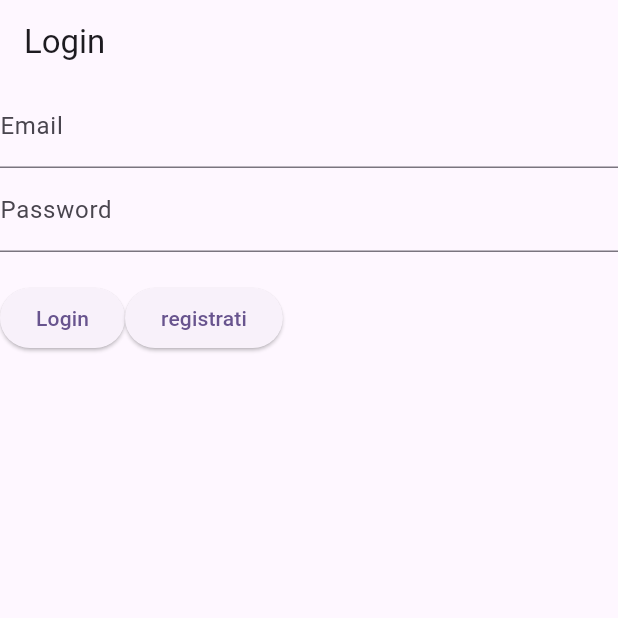
After one commit to MattiaFlamigni/delta_explorer, a Flutter app: the screen it shows after launch, after a tap on "Login", on a phone screen of 412 x 824 dp, the top half of it. The commit adds this screen. Run offline on Flutter 3.47's test engine with Material 3 defaults, Android fonts, the phone set to English and light mode, and no system bars; our stand-ins replace camera, cloud_firestore, firebase_core, flutter_compass, flutter_dotenv, font_awesome_flutter and 4 more; missing offline and left inert: flutter_osm_plugin, weatherapi; accounts and stored records are empty; network calls fail.

Commit message:
Login user implemented

```diff
--- /dev/null
+++ b/lib/login/login.dart
@@ -0,0 +1,55 @@
+import 'package:delta_explorer/login/loginController.dart';
+import 'package:flutter/material.dart';
+
+class LoginForm extends StatefulWidget {
+  const LoginForm({super.key});
+
+  @override
+  State<LoginForm> createState() => _LoginFormState();
+}
+
+class _LoginFormState extends State<LoginForm> {
+  final TextEditingController _emailController = TextEditingController();
+  final TextEditingController _passwordController = TextEditingController();
+  LoginController controller = LoginController();
+
+  bool _loading = false;
+
+  @override
+  Widget build(BuildContext context) {
+    return Scaffold(
+      appBar: AppBar(title: Text("Login")),
+      body: Column(
+        children: [
+          TextField(
+            controller: _emailController,
+            decoration: InputDecoration(labelText: 'Email'),
+          ),
+          TextField(
+            controller: _passwordController,
+            obscureText: true,
+            decoration: InputDecoration(labelText: 'Password'),
+          ),
+          SizedBox(height: 20),
+          Row(
+            children: [
+              _loading
+                  ? CircularProgressIndicator()
+                  : ElevatedButton(
+                onPressed: () async {
+                  var res = await controller.signInWithEmail(
+                    _emailController.text,
+                    _passwordController.text,
+                  ); //TODO: NAVIGARE ALLA SCHERMATA PROFILO
+                },
+                child: Text('Login'),
+              ),
+              ElevatedButton(onPressed: (){}, child: Text("registrati")) //TODO: NAVIGARE ALLA SCHERMATA REGISTRATI
+            ],
+          )
+
+        ],
+      ),
+    );
+  }
+}
--- /dev/null
+++ b/lib/login/loginController.dart
@@ -0,0 +1,52 @@
+import 'package:supabase_flutter/supabase_flutter.dart';
+
+class LoginController{
+  final GoTrueClient _auth = Supabase.instance.client.auth;
+
+
+  Future<String> signUpNewUser() async {
+    try {
+      final AuthResponse res = await Supabase.instance.client.auth.signUp(
+        email: 'flami2002@gmail.com',
+        password: 'example-password',
+      );
+
+      final user = res.user;
+
+      if (user != null) {
+        return "Registrazione avvenuta con successo. Controlla l'email per la conferma.";
+      } else {
+        return "Registrazione avviata, ma senza utente. Verifica l’email.";
+      }
+
+    } on AuthException catch (e) {
+      return "Errore di autenticazione: ${e.message}";
+    } catch (e) {
+      return "Errore generico: $e";
+    }
+  }
+
+
+
+  Future<String> signInWithEmail(String email, String password) async {
+    try {
+      final AuthResponse res = await _auth.signInWithPassword(
+        email: email,
+        password: password,
+      );
+
+      if (res.user != null) {
+        return "Ok";
+      } else {
+        return "Credenziali errate";
+      }
+
+    } on AuthException catch (e) {
+      // Gestione errori specifici di Supabase Auth
+      return "Errore di autenticazione: ${e.message}";
+    } catch (e) {
+      return "Errore generico: $e";
+    }
+  }
+
+}
--- a/lib/main.dart
+++ b/lib/main.dart
@@ -1,4 +1,6 @@
+import 'package:delta_explorer/login/login.dart';
 import 'package:delta_explorer/maps/maps.dart';
+import 'package:delta_explorer/profile/profile.dart';
 import 'package:flutter/material.dart';
 import 'package:firebase_core/firebase_core.dart';
 import 'package:flutter_dotenv/flutter_dotenv.dart';
@@ -54,7 +56,7 @@ class MyApp extends StatelessWidget {
         // tested with just a hot reload.
         colorScheme: ColorScheme.fromSeed(seedColor: Colors.deepPurple),
       ),
-      home: const Home(),
+      home: const LoginForm(),
     );
   }
 }
```
Also changed, not shown: lib/profile/profile.dart (added, +41 -0 lines), lib/profile/profileController.dart (added, +20 -0 lines).
